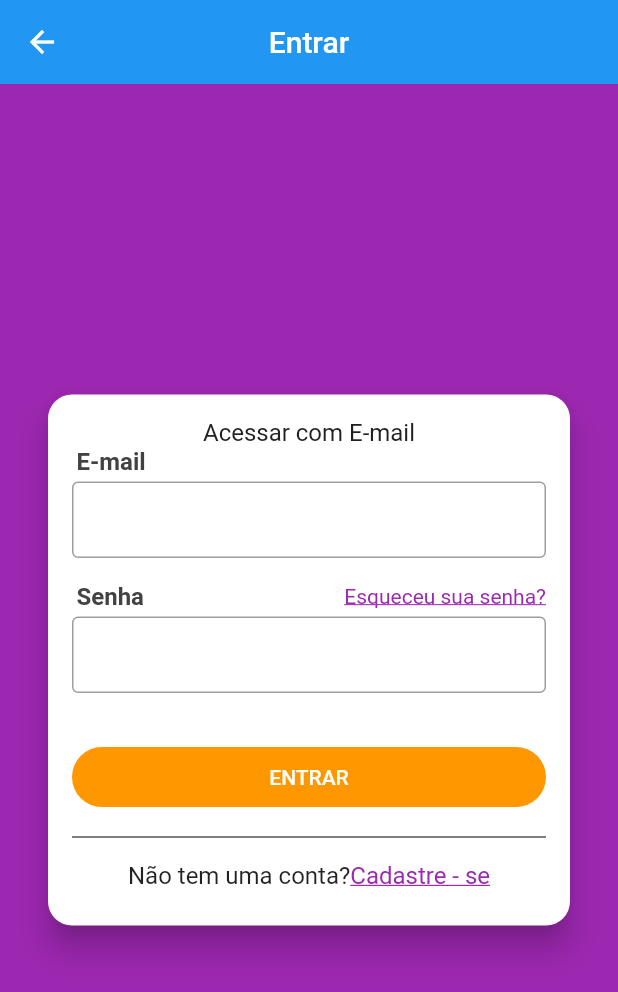
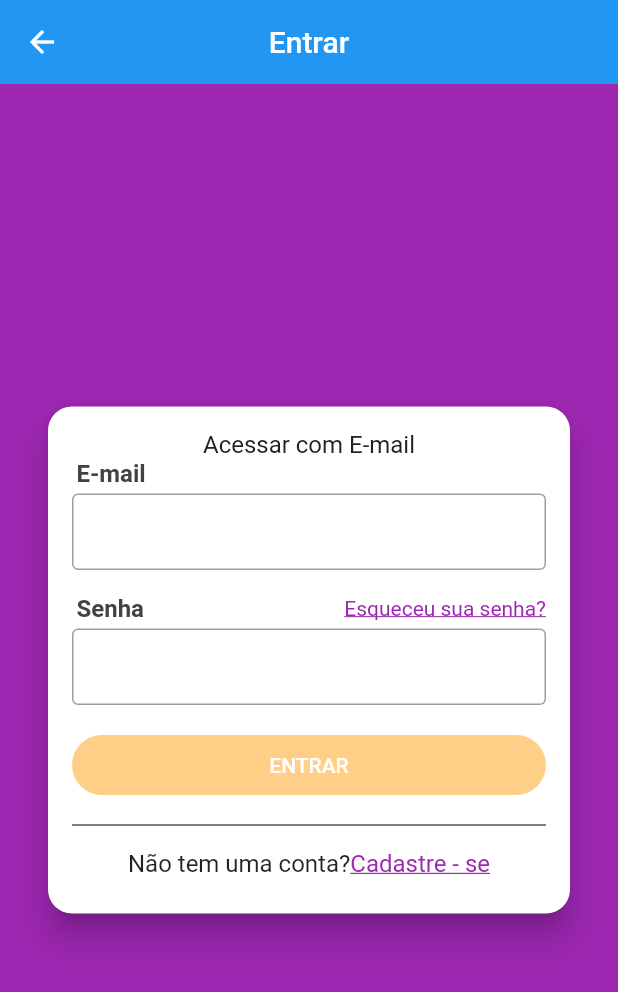
Before and after one commit to Moura14/Olx_clone, a Flutter app: the screen it shows after launch, in the side drawer, after a tap on "Acesse sua conta agora!", on a phone screen of 412 x 824 dp. Shown: the top 992 px of the screen. Run offline on Flutter 3.47's test engine with Material 2 defaults, Android fonts, the phone set to English and light mode, and no system bars; our stand-ins replace brasil_fields, flutter_mobx, get_it, mobx, parse_server_sdk; generated files the repository leaves out were written again.

Commit message:
Realização de login e validação de campos

```diff
--- a/lib/repositories/table_keys.dart
+++ b/lib/repositories/table_keys.dart
@@ -3,3 +3,4 @@ const keyUserName = "name";
 const keyUserEmail = "email";
 const keyUserPhone = "phone";
 const keyUserType = "userType";
+const keyUserCreatedAt = 'createdAt';
--- a/lib/screens/login/login_screen.dart
+++ b/lib/screens/login/login_screen.dart
@@ -1,8 +1,13 @@
 import 'package:flutter/material.dart';
+import 'package:flutter_mobx/flutter_mobx.dart';
+import 'package:olx_mobx/components/error_box.dart';
 import 'package:olx_mobx/screens/signup/signup_screens.dart';
+import 'package:olx_mobx/stores/login_stores.dart';
 
 class LoginScreen extends StatelessWidget {
-  const LoginScreen({Key key}) : super(key: key);
+  // const LoginScreen({Key key}) : super(key: key);
+
+  final LoginStores loginStore = LoginStores();
 
   @override
   Widget build(BuildContext context) {
@@ -25,8 +30,14 @@ class LoginScreen extends StatelessWidget {
                       Text(
                         "Acessar com E-mail",
                         textAlign: TextAlign.center,
-                        style: TextStyle(fontSize: 16, color: Colors.grey[900]),
+                        style: TextStyle(
+                          fontSize: 16,
+                          color: Colors.grey[900],
                         ),
+                      ),
+                      Observer(builder: (_) {
+                        return ErrorBox(loginStore.error);
+                      }),
                       Padding(
                         padding: const EdgeInsets.only(left: 3, bottom: 4),
                         child: Text(
@@ -37,11 +48,17 @@ class LoginScreen extends StatelessWidget {
                               fontWeight: FontWeight.bold),
                         ),
                       ),
-                      TextField(
+                      Observer(builder: (_) {
+                        return TextField(
+                          enabled: !loginStore.loading,
                           decoration: InputDecoration(
-                            border: OutlineInputBorder(), isDense: true),
+                              border: OutlineInputBorder(),
+                              isDense: true,
+                              errorText: loginStore.emailError),
                           keyboardType: TextInputType.emailAddress,
-                      ),
+                          onChanged: loginStore.setEmail,
+                        );
+                      }),
                       const SizedBox(
                         height: 16,
                       ),
@@ -69,27 +86,38 @@ class LoginScreen extends StatelessWidget {
                           ],
                         ),
                       ),
-                      TextField(
+                      Observer(builder: (_) {
+                        return TextField(
+                          enabled: !loginStore.loading,
                           decoration: InputDecoration(
-                            border: OutlineInputBorder(), isDense: true),
+                              border: OutlineInputBorder(),
+                              isDense: true,
+                              errorText: loginStore.passwordError),
                           obscureText: true,
-                      ),
-                      SizedBox(
-                        height: 16,
-                      ),
-                      Container(
+                          onChanged: loginStore.setPassoword,
+                        );
+                      }),
+                      Observer(builder: (_) {
+                        return Container(
                           height: 40,
                           margin: EdgeInsets.only(top: 20, bottom: 12),
                           child: RaisedButton(
-                          onPressed: () {},
+                            onPressed: loginStore.loginPressed,
                             color: Colors.orange,
-                          child: Text("ENTRAR"),
+                            disabledColor: Colors.orange.withAlpha(120),
+                            child: loginStore.loading
+                                ? CircularProgressIndicator(
+                                    valueColor:
+                                        AlwaysStoppedAnimation(Colors.white),
+                                  )
+                                : Text("ENTRAR"),
                             textColor: Colors.white,
                             elevation: 0,
                             shape: RoundedRectangleBorder(
                                 borderRadius: BorderRadius.circular(20)),
                           ),
-                      ),
+                        );
+                      }),
                       Divider(color: Colors.black),
                       Padding(
                         padding: EdgeInsets.symmetric(vertical: 8),
```
Also changed, not shown: lib/models/user.dart (+12 -1 lines), lib/repositories/user.repositorie.dart (+17 -1 lines), lib/stores/login_stores.dart (added, +53 -0 lines), lib/stores/signup_stores.dart (+6 -1 lines), lib/stores/login_stores.g.dart (added). Lines whose indentation alone changed are shown as unchanged.
